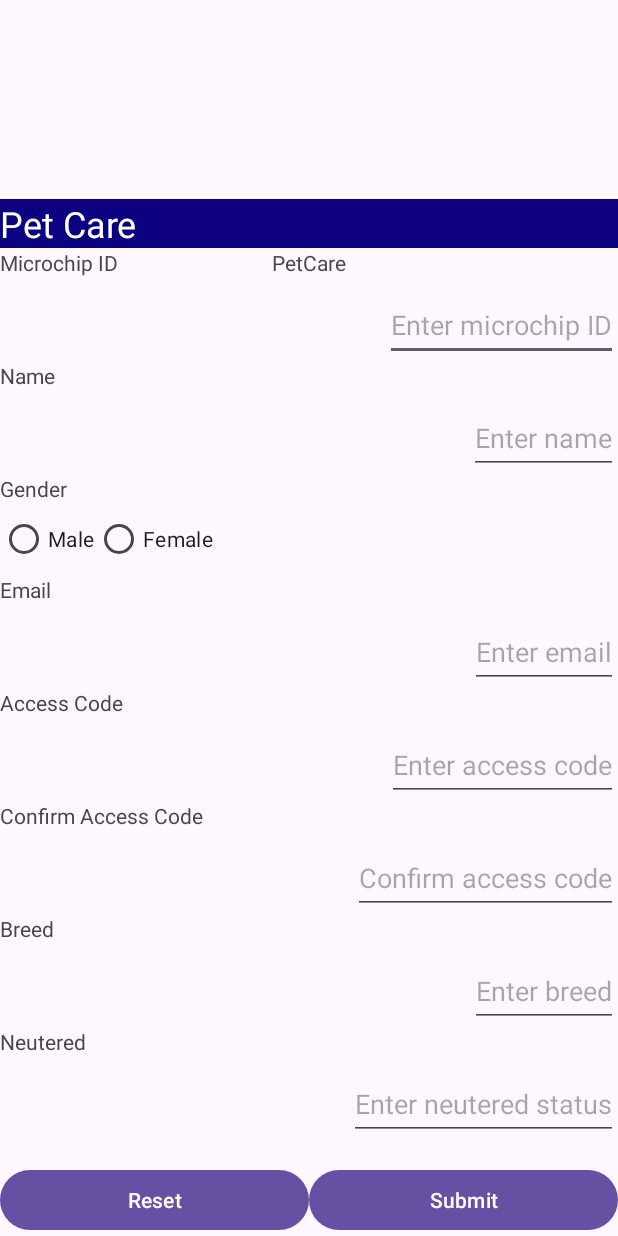
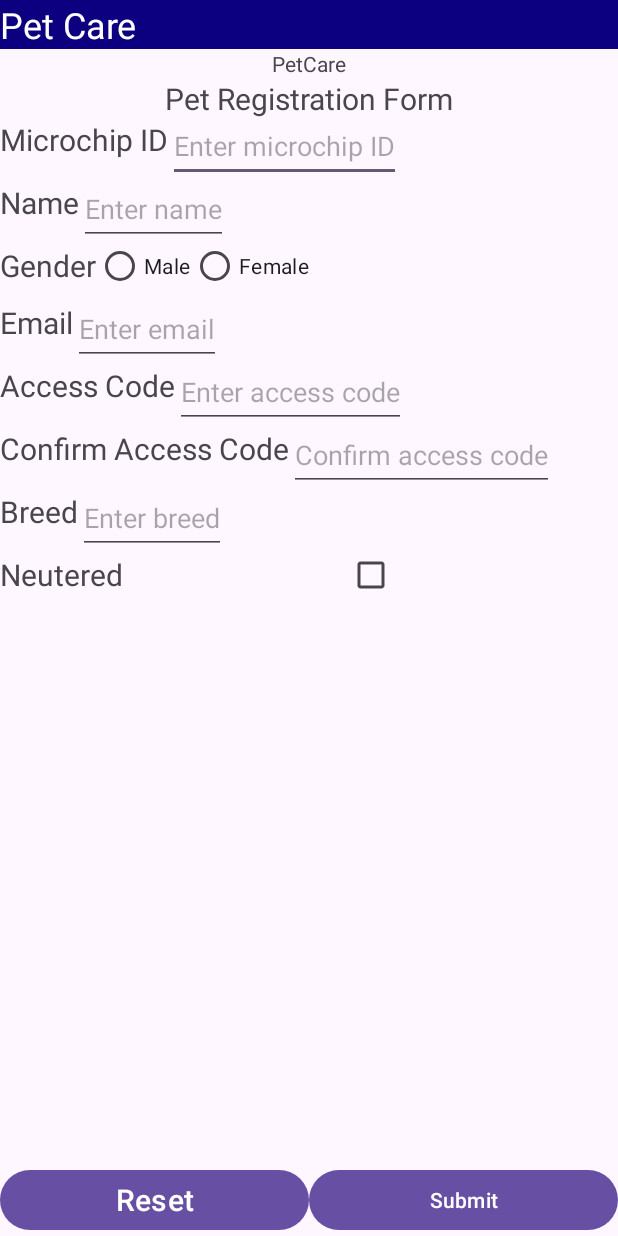
Before and after one commit to Chelzvea/Registration_Form_COP4610, an Android app: the screen it shows after launch (MainActivity), on a phone screen of 412 x 824 dp. Run offline under Robolectric (Android 15) with nearby library versions, the phone set to English and light mode, and no system bars.

Commit message:
got all the field where they need to be

```diff
--- a/app/src/main/res/layout/activity_main.xml
+++ b/app/src/main/res/layout/activity_main.xml
@@ -16,7 +16,7 @@ android:textColor="#FFFFFF"
 android:background="#0D0080"
 android:textSize="24sp"
 android:gravity="left"
-app:layout_constraintTop_toBottomOf="@id/TextTitle"
+app:layout_constraintTop_toTopOf="parent"
 app:layout_constraintStart_toStartOf="parent"
 app:layout_constraintEnd_toEndOf="parent" />
 
@@ -54,8 +54,9 @@ android:id="@+id/TextMicrochipID"
 android:layout_width="0dp"
 android:layout_height="wrap_content"
     android:text="Microchip ID"
+    android:textSize="20sp"
     app:layout_constraintStart_toStartOf="parent"
-    app:layout_constraintTop_toBottomOf="@id/petCareHeader" />
+    app:layout_constraintTop_toBottomOf="@id/TextTitle" />
 
     <EditText
         android:id="@+id/EditMicrochipID"
@@ -66,9 +67,9 @@ android:layout_height="wrap_content"
         android:hint="Enter microchip ID"
         android:inputType="text"
         android:minHeight="48dp"
-        app:layout_constraintEnd_toEndOf="parent"
-        app:layout_constraintStart_toEndOf="@id/guideline"
-        app:layout_constraintTop_toBottomOf="@+id/TextMicrochipID" />
+        app:layout_constraintStart_toEndOf="@+id/TextMicrochipID"
+        app:layout_constraintTop_toTopOf="@+id/TextMicrochipID"
+        app:layout_constraintBottom_toBottomOf="@+id/TextMicrochipID" />
 
     <!-- NAME -->
 <TextView
@@ -76,6 +77,7 @@ android:id="@+id/TextName"
 android:layout_width="0dp"
 android:layout_height="wrap_content"
     android:text="Name"
+    android:textSize="20sp"
     app:layout_constraintStart_toStartOf="parent"
     app:layout_constraintTop_toBottomOf="@+id/EditMicrochipID" />
 
@@ -88,9 +90,9 @@ android:layout_height="wrap_content"
         android:hint="Enter name"
         android:inputType="text"
         android:minHeight="48dp"
-        app:layout_constraintEnd_toEndOf="parent"
-        app:layout_constraintStart_toEndOf="@id/guideline"
-        app:layout_constraintTop_toBottomOf="@+id/TextName" />
+        app:layout_constraintStart_toEndOf="@+id/TextName"
+        app:layout_constraintTop_toTopOf="@+id/TextName"
+        app:layout_constraintBottom_toBottomOf="@+id/TextName"/>
 
     <!-- GENDER -->
 <TextView
@@ -98,6 +100,7 @@ android:id="@+id/TextGender"
 android:layout_width="0dp"
 android:layout_height="wrap_content"
     android:text="Gender"
+    android:textSize="20sp"
     app:layout_constraintStart_toStartOf="parent"
     app:layout_constraintTop_toBottomOf="@+id/EditName" />
 
@@ -106,8 +109,9 @@ android:layout_height="wrap_content"
     android:layout_width="0dp"
     android:layout_height="wrap_content"
     android:orientation="horizontal"
-    app:layout_constraintStart_toEndOf="@id/guideline"
-    app:layout_constraintTop_toBottomOf="@+id/TextGender">
+        app:layout_constraintStart_toEndOf="@+id/TextGender"
+        app:layout_constraintTop_toTopOf="@+id/TextGender"
+        app:layout_constraintBottom_toBottomOf="@+id/TextGender">
 
     <RadioButton
         android:id="@+id/RadioMale"
@@ -128,6 +132,7 @@ android:id="@+id/TextEmail"
 android:layout_width="0dp"
 android:layout_height="wrap_content"
 android:text="Email"
+    android:textSize="20sp"
 app:layout_constraintStart_toStartOf="parent"
 app:layout_constraintTop_toBottomOf="@+id/GenderRadioGroup" />
 
@@ -139,9 +144,9 @@ app:layout_constraintTop_toBottomOf="@+id/GenderRadioGroup" />
         android:hint="Enter email"
         android:inputType="text"
         android:minHeight="48dp"
-        app:layout_constraintEnd_toEndOf="parent"
-        app:layout_constraintStart_toEndOf="@id/guideline"
-        app:layout_constraintTop_toBottomOf="@+id/TextEmail" />
+        app:layout_constraintStart_toEndOf="@+id/TextEmail"
+        app:layout_constraintTop_toTopOf="@+id/TextEmail"
+        app:layout_constraintBottom_toBottomOf="@+id/TextEmail" />
 
     <!-- ACCESS CODE -->
 <TextView
@@ -149,6 +154,7 @@ android:id="@+id/TextAccessCode"
 android:layout_width="0dp"
 android:layout_height="wrap_content"
 android:text="Access Code"
+    android:textSize="20sp"
 app:layout_constraintStart_toStartOf="parent"
 app:layout_constraintTop_toBottomOf="@+id/EditEmail" />
 
@@ -160,9 +166,9 @@ app:layout_constraintTop_toBottomOf="@+id/EditEmail" />
         android:hint="Enter access code"
         android:inputType="text"
         android:minHeight="48dp"
-        app:layout_constraintEnd_toEndOf="parent"
-        app:layout_constraintStart_toEndOf="@id/guideline"
-        app:layout_constraintTop_toBottomOf="@+id/TextAccessCode" />
+        app:layout_constraintStart_toEndOf="@+id/TextAccessCode"
+        app:layout_constraintTop_toTopOf="@+id/TextAccessCode"
+        app:layout_constraintBottom_toBottomOf="@+id/TextAccessCode" />
 
     <!-- CONFIRM CODE -->
 <TextView
@@ -170,6 +176,7 @@ android:id="@+id/textConfirmCode"
 android:layout_width="0dp"
 android:layout_height="wrap_content"
 android:text="Confirm Access Code"
+    android:textSize="20sp"
 app:layout_constraintStart_toStartOf="parent"
 app:layout_constraintTop_toBottomOf="@+id/EditAccessCode" />
 
@@ -181,9 +188,9 @@ app:layout_constraintTop_toBottomOf="@+id/EditAccessCode" />
         android:hint="Confirm access code"
         android:inputType="text"
         android:minHeight="48dp"
-        app:layout_constraintEnd_toEndOf="parent"
-        app:layout_constraintStart_toEndOf="@id/guideline"
-        app:layout_constraintTop_toBottomOf="@+id/textConfirmCode" />
+        app:layout_constraintStart_toEndOf="@+id/textConfirmCode"
+        app:layout_constraintTop_toTopOf="@+id/textConfirmCode"
+        app:layout_constraintBottom_toBottomOf="@+id/textConfirmCode" />
 
     <!-- BREED -->
 <TextView
@@ -191,6 +198,7 @@ android:id="@+id/TextBreed"
 android:layout_width="0dp"
 android:layout_height="wrap_content"
 android:text="Breed"
+    android:textSize="20sp"
 app:layout_constraintStart_toStartOf="parent"
 app:layout_constraintTop_toBottomOf="@+id/editConfirmCode" />
 
@@ -202,9 +210,9 @@ app:layout_constraintTop_toBottomOf="@+id/editConfirmCode" />
         android:hint="Enter breed"
         android:inputType="text"
         android:minHeight="48dp"
-        app:layout_constraintEnd_toEndOf="parent"
-        app:layout_constraintStart_toEndOf="@id/guideline"
-        app:layout_constraintTop_toBottomOf="@+id/TextBreed" />
+        app:layout_constraintStart_toEndOf="@+id/TextBreed"
+        app:layout_constraintTop_toTopOf="@+id/TextBreed"
+        app:layout_constraintBottom_toBottomOf="@+id/TextBreed" />
 
     <!-- Neutered -->
 <TextView
@@ -212,20 +220,19 @@ android:id="@+id/TextNeutered"
 android:layout_width="0dp"
 android:layout_height="wrap_content"
 android:text="Neutered"
+    android:textSize="20sp"
 app:layout_constraintStart_toStartOf="parent"
 app:layout_constraintTop_toBottomOf="@+id/editBreed" />
 
-    <EditText
-        android:id="@+id/editNeutered"
-        android:layout_width="0dp"
+    <CheckBox
+        android:id="@+id/CheckNeutered"
+        android:layout_width="wrap_content"
         android:layout_height="wrap_content"
-        android:layout_marginTop="8dp"
-        android:hint="Enter neutered status"
-        android:inputType="text"
-        android:minHeight="48dp"
-        app:layout_constraintEnd_toEndOf="parent"
-        app:layout_constraintStart_toEndOf="@id/guideline"
-        app:layout_constraintTop_toBottomOf="@+id/TextNeutered" />
+        android:text=""
+        app:layout_constraintStart_toEndOf="@+id/TextNeutered"
+        app:layout_constraintTop_toTopOf="@+id/TextNeutered"
+        app:layout_constraintBottom_toBottomOf="@+id/TextNeutered"
+        app:layout_constraintEnd_toEndOf="parent" />
 
     <!-- Buttons -->
 <Button
@@ -233,6 +240,7 @@ android:id="@+id/reset_button"
 android:layout_width="0dp"
 android:layout_height="wrap_content"
 android:text="Reset"
+    android:textSize="20sp"
 android:layout_marginTop="16dp"
 app:layout_constraintTop_toBottomOf="@+id/editNeutered"
 app:layout_constraintBottom_toBottomOf="parent"
```
